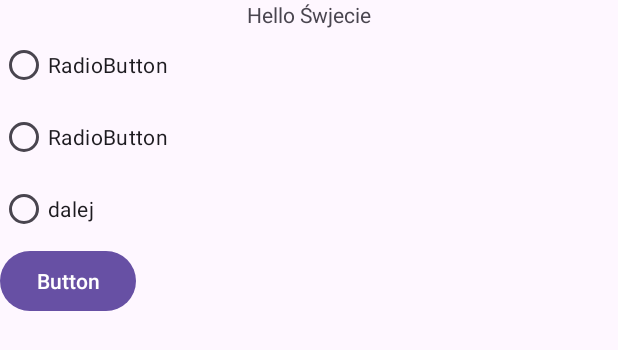
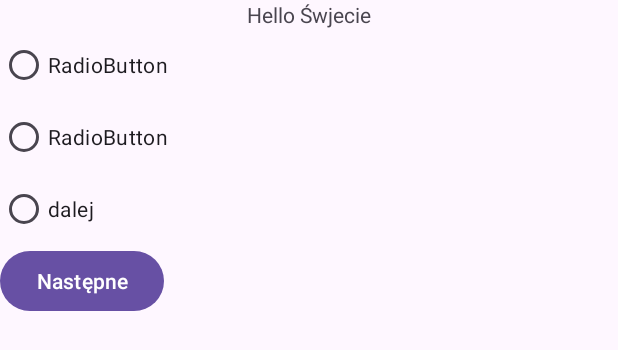
Before and after one commit to StanislawMachnik/retrofit_cz2, an Android app: the layout activity_main.xml on its own in the app's theme, with its tools: preview values and no code run, on a phone screen of 412 x 824 dp. Shown: the top 350 px of the screen. Run offline under Robolectric (Android 15) with nearby library versions, the phone set to English and light mode, and no system bars.

```diff
--- a/app/src/main/AndroidManifest.xml
+++ b/app/src/main/AndroidManifest.xml
@@ -19,8 +19,11 @@
             android:exported="true">
             <intent-filter>
                 <action android:name="android.intent.action.MAIN" />
+                <category android:name="android.intent.category.LAUNCHER" />
 
-                <category android:name="android.intent.category.LAUNCHER" />
+                <action android:name="android.intent.action.SEND"/>
+                <category android:name="android.intent.category.DEFAULT"/>
+                <data android:mimeType="text/plain"/>
             </intent-filter>
         </activity>
     </application>
--- a/app/src/main/res/layout/activity_main.xml
+++ b/app/src/main/res/layout/activity_main.xml
@@ -45,6 +45,6 @@
         android:id="@+id/button1"
         android:layout_width="wrap_content"
         android:layout_height="wrap_content"
-        android:text="Button" />
+        android:text="Następne" />
 
 </LinearLayout>
```
Also changed, not shown: app/src/main/java/com/pt2/retro/MainActivity.java (+14 -8 lines).
